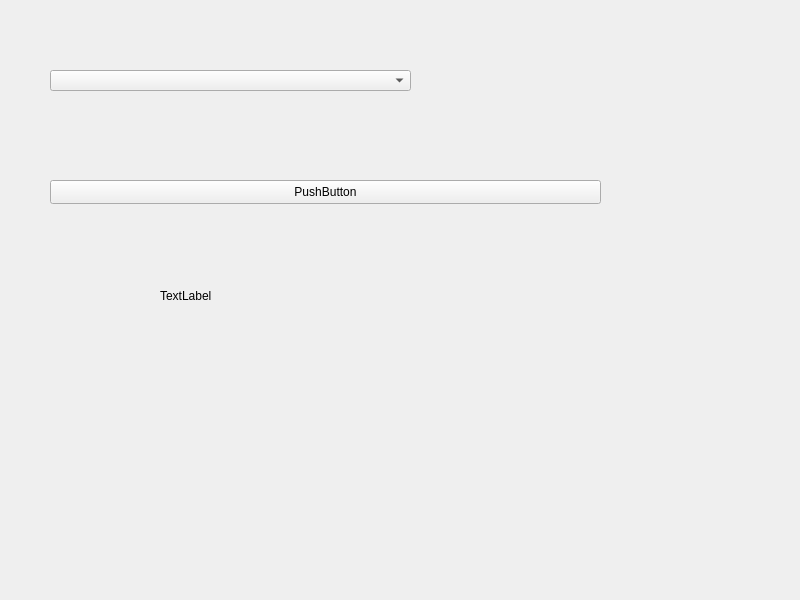
Before: the Qt Designer form sandbox/PySideSandbox/sandbox.ui in SageSight3/VRChatGroupAssistant, drawn with Qt 5.
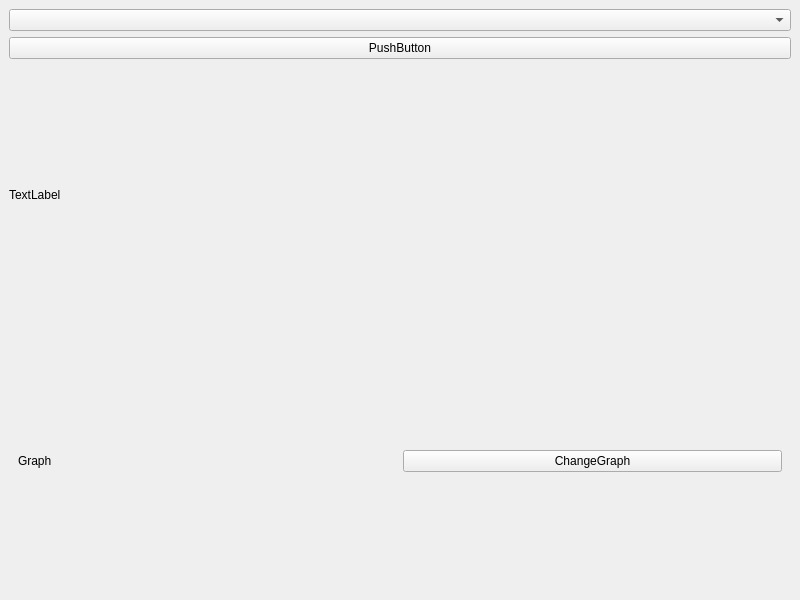
After: the same form once the commit is applied.

Diff of the .ui file:
```diff
--- a/sandbox/PySideSandbox/sandbox.ui
+++ b/sandbox/PySideSandbox/sandbox.ui
@@ -14,42 +14,49 @@
    <string>MainWindow</string>
   </property>
   <widget class="QWidget" name="centralwidget">
-   <widget class="QComboBox" name="testComboBox">
-    <property name="geometry">
-     <rect>
-      <x>50</x>
-      <y>70</y>
-      <width>361</width>
-      <height>21</height>
-     </rect>
-    </property>
-   </widget>
+   <layout class="QVBoxLayout" name="verticalLayout">
+    <item>
+     <widget class="QComboBox" name="testComboBox"/>
+    </item>
+    <item>
    <widget class="QPushButton" name="testButton">
-    <property name="geometry">
-     <rect>
-      <x>50</x>
-      <y>180</y>
-      <width>551</width>
-      <height>24</height>
-     </rect>
-    </property>
     <property name="text">
      <string>PushButton</string>
     </property>
    </widget>
+    </item>
+    <item>
    <widget class="QLabel" name="testLabel">
-    <property name="geometry">
-     <rect>
-      <x>160</x>
-      <y>270</y>
-      <width>541</width>
-      <height>51</height>
-     </rect>
-    </property>
     <property name="text">
      <string>TextLabel</string>
     </property>
    </widget>
+    </item>
+    <item>
+     <widget class="QWidget" name="testWidget" native="true">
+      <layout class="QVBoxLayout" name="verticalLayout_3">
+       <item>
+        <layout class="QHBoxLayout" name="horizontalLayout">
+         <item>
+          <widget class="QLabel" name="graphLabel">
+           <property name="text">
+            <string>Graph </string>
+           </property>
+          </widget>
+         </item>
+         <item>
+          <widget class="QPushButton" name="graphButton">
+           <property name="text">
+            <string>ChangeGraph</string>
+           </property>
+          </widget>
+         </item>
+        </layout>
+       </item>
+      </layout>
+     </widget>
+    </item>
+   </layout>
   </widget>
  </widget>
  <resources/>
```
Lines whose indentation alone changed are shown as unchanged.
